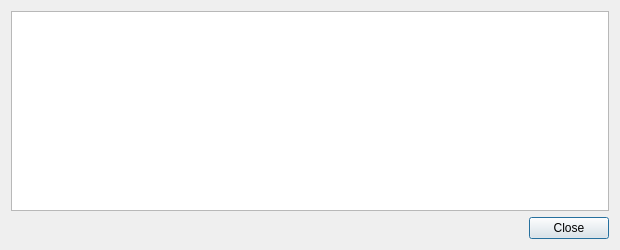
Qt form src/qt/forms/transactiondescdialog.ui (dzimbeck/BitBay) before a commit.
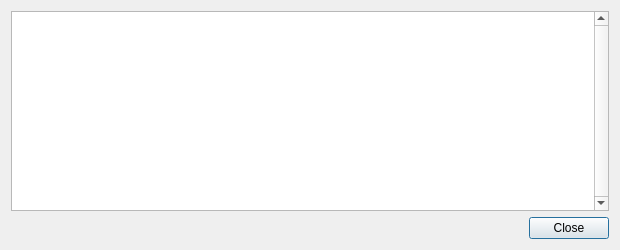
The same form after that commit.

What changed in the file:
```diff
--- a/src/qt/forms/transactiondescdialog.ui
+++ b/src/qt/forms/transactiondescdialog.ui
@@ -19,6 +19,9 @@
      <property name="toolTip">
       <string>This pane shows a detailed description of the transaction</string>
      </property>
+     <property name="verticalScrollBarPolicy">
+      <enum>Qt::ScrollBarAlwaysOn</enum>
+     </property>
      <property name="readOnly">
       <bool>true</bool>
      </property>
```
